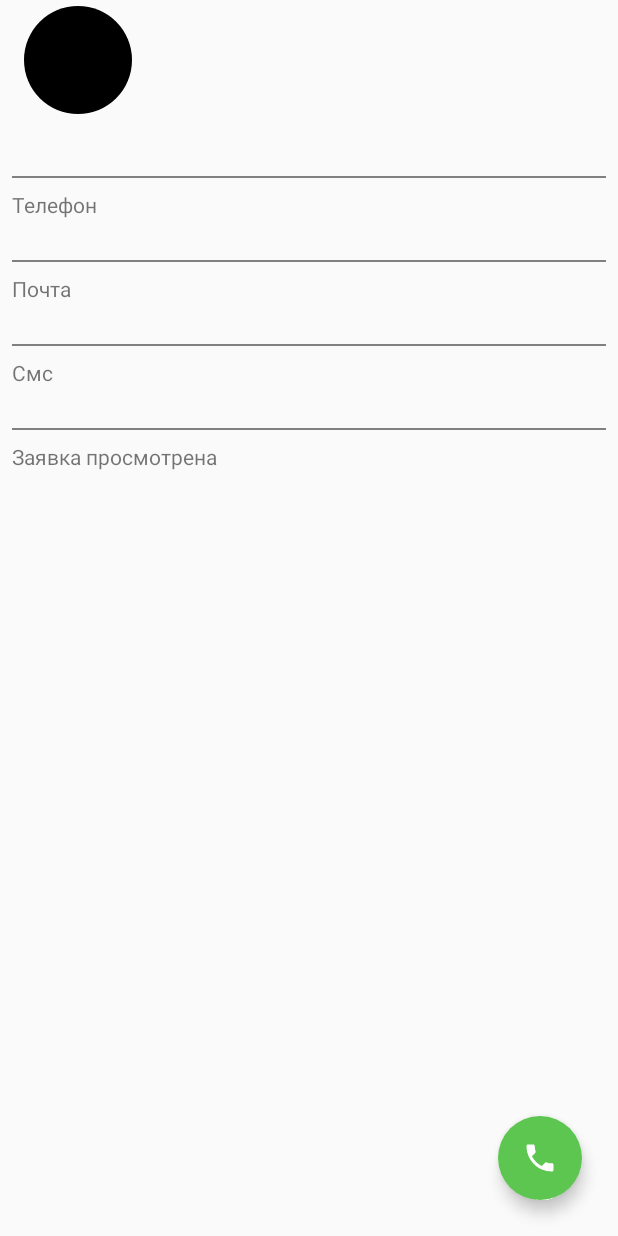
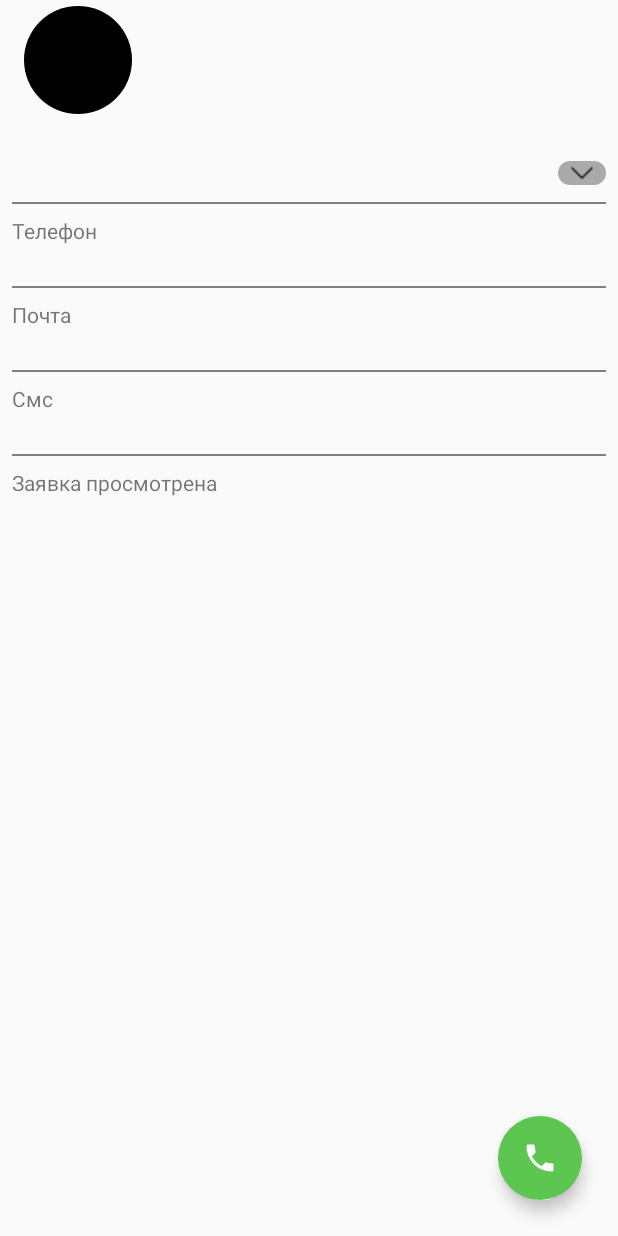
Before and after one commit to VdovinN/Venyoo, an Android app: the fragment LeadDetailFragment shown on its own in the app's theme, on a phone screen of 412 x 824 dp. Run offline under Robolectric (Android 15) with nearby library versions, the phone set to English and light mode, and no system bars; our stand-ins replace CircleImageView, Dagger/Hilt's generated code, Picasso, RxJava; pictures from the network do not load; 1 statement that could not run was skipped.

```diff
--- a/app/build.gradle
+++ b/app/build.gradle
@@ -9,6 +9,7 @@ apply plugin: 'kotlin-kapt'
 android {
     compileSdkVersion project.compileSdkVersion
     defaultConfig {
+        vectorDrawables.useSupportLibrary = true
         applicationId "com.app.venyoo"
         minSdkVersion project.minSdkVersion
         targetSdkVersion project.targetSdkVersion
@@ -27,6 +28,7 @@ android {
 dependencies {
     implementation fileTree(dir: 'libs', include: ['*.jar'])
     implementation "org.jetbrains.kotlin:kotlin-stdlib-jdk7:$kotlin_version"
+    implementation "com.android.support:support-compat:$project.supportVersion"
     implementation "com.android.support:appcompat-v7:$project.supportVersion"
     implementation "com.android.support:design:$project.supportVersion"
     implementation "com.android.support.constraint:constraint-layout:$project.constraintLayoutVersion"
--- a/app/src/main/java/com/app/venyoo/extension/ViewExtension.kt
+++ b/app/src/main/java/com/app/venyoo/extension/ViewExtension.kt
@@ -2,6 +2,7 @@ package com.app.venyoo.extension
 
 import android.content.Context
 import android.support.annotation.LayoutRes
+import android.support.v4.widget.TextViewCompat
 import android.text.SpannableString
 import android.text.style.UnderlineSpan
 import android.view.LayoutInflater
@@ -22,3 +23,5 @@ fun TextView.underline() {
     content.setSpan(UnderlineSpan(), 0, content.length, 0)
     text = content
 }
+
+fun TextView.setAutoscale() = TextViewCompat.setAutoSizeTextTypeWithDefaults(this, TextViewCompat.AUTO_SIZE_TEXT_TYPE_UNIFORM)
--- /dev/null
+++ b/app/src/main/res/drawable/spinner_round_border.xml
@@ -0,0 +1,9 @@
+<?xml version="1.0" encoding="utf-8"?>
+<selector xmlns:android="http://schemas.android.com/apk/res/android">
+    <item>
+        <shape>
+            <solid android:color="@android:color/darker_gray" />
+            <corners android:radius="30dp" />
+        </shape>
+    </item>
+</selector>
--- a/app/src/main/res/layout/lead_detail_layout.xml
+++ b/app/src/main/res/layout/lead_detail_layout.xml
@@ -60,26 +60,49 @@
 
             <RelativeLayout
                 android:layout_width="match_parent"
-                android:layout_height="wrap_content">
+                android:layout_height="wrap_content"
+                android:layout_marginBottom="8dp"
+                android:layout_marginTop="8dp">
 
                 <TextView
                     android:id="@+id/leadUserDateTextView"
                     android:layout_width="wrap_content"
                     android:layout_height="wrap_content" />
 
-                <TextView
+                <LinearLayout
                     android:layout_width="wrap_content"
                     android:layout_height="wrap_content"
                     android:layout_alignParentEnd="true"
-                    android:layout_alignParentRight="true" />
+                    android:layout_alignParentRight="true"
+                    android:background="@drawable/spinner_round_border"
+                    android:orientation="horizontal">
 
-                <View
-                    android:layout_width="match_parent"
-                    android:layout_height="1dp"
-                    android:layout_alignParentBottom="true"
-                    android:background="@color/generalGray" />
+                    <Spinner
+                        android:id="@+id/leadUserStatusSpinner"
+                        android:layout_width="wrap_content"
+                        android:layout_height="wrap_content"
+                        android:background="@android:color/transparent"
+                        android:spinnerMode="dropdown" />
+
+                    <ImageView
+                        android:layout_width="wrap_content"
+                        android:layout_height="wrap_content"
+                        android:layout_gravity="center"
+                        android:layout_marginEnd="8dp"
+                        android:layout_marginLeft="8dp"
+                        android:layout_marginRight="8dp"
+                        android:layout_marginStart="8dp"
+                        android:src="@drawable/down_arrow" />
+
+                </LinearLayout>
+
 
             </RelativeLayout>
+
+            <View
+                android:layout_width="match_parent"
+                android:layout_height="1dp"
+                android:background="@color/generalGray" />
 
             <TextView
                 android:id="@+id/leadUserPhoneFieldTitleTextView"
@@ -140,9 +163,9 @@
                 android:background="@color/generalGray" />
 
             <TextView
-                android:layout_marginTop="8dp"
                 android:layout_width="wrap_content"
                 android:layout_height="wrap_content"
+                android:layout_marginTop="8dp"
                 android:text="@string/lead_seen" />
 
             <TextView
```
Also changed, not shown: app/src/main/java/com/app/venyoo/screens/lead/detail/LeadDetailFragment.kt (+16 -0 lines), app/src/main/java/com/app/venyoo/screens/lead/detail/adapter/LeadDetailSpinnerAdapter.kt (added, +71 -0 lines), app/src/main/res/drawable/ic_record_button.xml (added, +9 -0 lines), app/src/main/res/layout/lead_detail_spinner_dropdown_item_layout.xml (added, +35 -0 lines), app/src/main/res/layout/lead_detail_spinner_item_layout.xml (added, +36 -0 lines), app/src/main/res/drawable/down_arrow.png (added).
